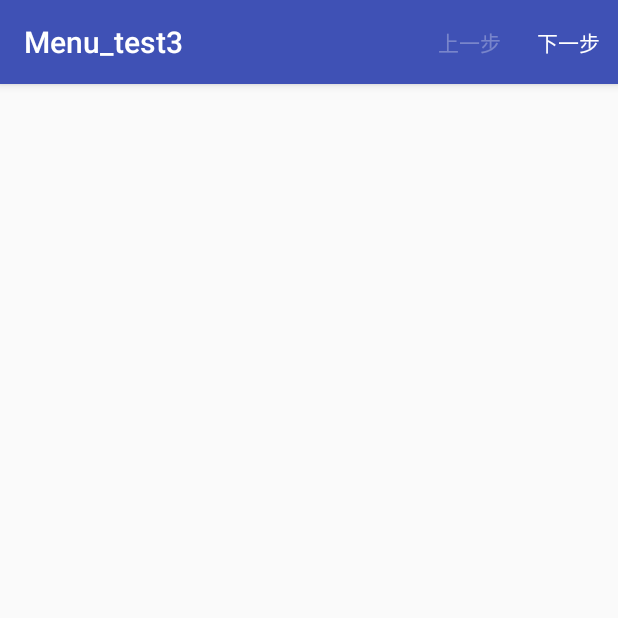
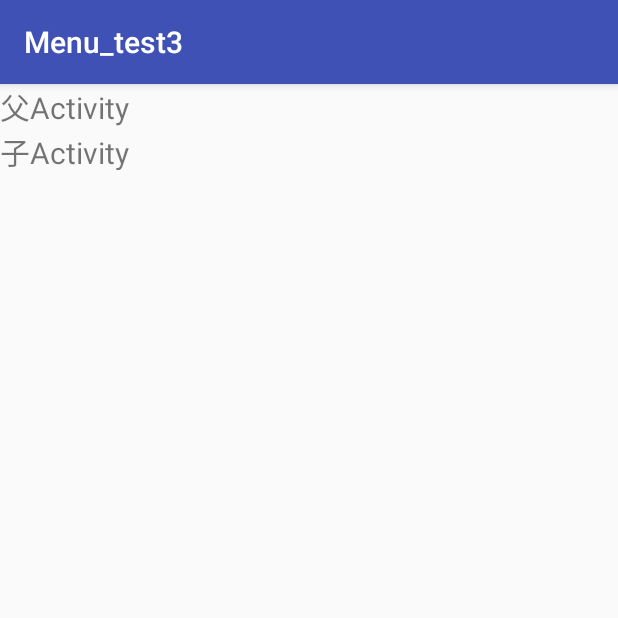
Before and after one commit to LiYanan2/Menu_test3, an Android app: the screen it shows after launch (MainActivity), on a phone screen of 412 x 824 dp, the top half of it. Run offline under Robolectric (Android 15) with nearby library versions, the phone set to English and light mode, and no system bars.

Commit message:
公有父类构建选项菜单

```diff
--- a/app/src/main/AndroidManifest.xml
+++ b/app/src/main/AndroidManifest.xml
@@ -16,6 +16,8 @@
                 <category android:name="android.intent.category.LAUNCHER" />
             </intent-filter>
         </activity>
+        <activity android:name=".ParentActivity" />
+        <activity android:name=".ChildActivity"></activity>
     </application>
 
 </manifest>
--- a/app/src/main/java/xyz/liyanan/menu_test3/MainActivity.java
+++ b/app/src/main/java/xyz/liyanan/menu_test3/MainActivity.java
@@ -1,11 +1,13 @@
 package xyz.liyanan.menu_test3;
 
+import android.content.Intent;
 import android.support.annotation.Nullable;
 import android.support.v7.app.AppCompatActivity;
 import android.os.Bundle;
 import android.view.Menu;
 import android.view.MenuInflater;
 import android.view.MenuItem;
+import android.view.View;
 
 public class MainActivity extends AppCompatActivity {
 
@@ -14,6 +16,16 @@ public class MainActivity extends AppCompatActivity {
         super.onCreate(savedInstanceState);
         setContentView(R.layout.activity_main);
     }
+    public void toParentActivity(View view){
+        Intent intent = new Intent(this,ParentActivity.class);
+        startActivity(intent);
+    }
+    public void toChildActivity(View view){
+        Intent intent = new Intent(this,ChildActivity.class);
+        startActivity(intent);
+    }
+
+
     //普通菜单
 //    @Override
 //    public boolean onCreateOptionsMenu(Menu menu) {
@@ -70,39 +82,40 @@ public class MainActivity extends AppCompatActivity {
 //    }
 
     //上一步下一步的实现在运行时修改选项菜单
-    private boolean isShowNext = true;//当前是否显示【下一步】
+//    private boolean isShowNext = true;//当前是否显示【下一步】
+//
+//    @Override
+//    public boolean onCreateOptionsMenu(Menu menu){
+//        getMenuInflater().inflate(R.menu.modify,menu);
+//        return true;
+//    }
+//
+//    @Override
+//    public boolean onPrepareOptionsMenu(Menu menu){
+//        if(isShowNext){//根据标识判断当前应该启用哪一个菜单
+//            menu.findItem(R.id.latter).setEnabled(true);
+//            menu.findItem(R.id.former).setEnabled(false);
+//        }else {
+//            menu.findItem(R.id.former).setEnabled(true);
+//            menu.findItem(R.id.latter).setEnabled(false);
+//        }
+//        return true;
+//    }
+//
+//    @Override
+//    public boolean onOptionsItemSelected(MenuItem item){
+//        switch (item.getItemId()){
+//            case R.id.latter:
+//                isShowNext = false;
+//                invalidateOptionsMenu();//通知系统刷新menu
+//                return true;
+//            case R.id.former:
+//                isShowNext = true;
+//                invalidateOptionsMenu();//通知系统刷新menu
+//                return true;
+//            default:
+//                return super.onOptionsItemSelected(item);
+//        }
+//    }
 
-    @Override
-    public boolean onCreateOptionsMenu(Menu menu){
-        getMenuInflater().inflate(R.menu.modify,menu);
-        return true;
-    }
-
-    @Override
-    public boolean onPrepareOptionsMenu(Menu menu){
-        if(isShowNext){//根据标识判断当前应该启用哪一个菜单
-            menu.findItem(R.id.latter).setEnabled(true);
-            menu.findItem(R.id.former).setEnabled(false);
-        }else {
-            menu.findItem(R.id.former).setEnabled(true);
-            menu.findItem(R.id.latter).setEnabled(false);
-        }
-        return true;
-    }
-
-    @Override
-    public boolean onOptionsItemSelected(MenuItem item){
-        switch (item.getItemId()){
-            case R.id.latter:
-                isShowNext = false;
-                invalidateOptionsMenu();//通知系统刷新menu
-                return true;
-            case R.id.former:
-                isShowNext = true;
-                invalidateOptionsMenu();//通知系统刷新menu
-                return true;
-            default:
-                return super.onOptionsItemSelected(item);
-        }
-    }
 }
--- a/app/src/main/res/layout/activity_main.xml
+++ b/app/src/main/res/layout/activity_main.xml
@@ -6,5 +6,21 @@
     android:layout_height="match_parent"
     tools:context=".MainActivity">
 
+    <TextView
+        android:id="@+id/parentActivity"
+        android:layout_width="wrap_content"
+        android:layout_height="wrap_content"
+        android:onClick="toParentActivity"
+        android:text="父Activity"
+        android:textSize="20sp" />
+
+    <TextView
+        android:id="@+id/childActivity"
+        android:layout_width="wrap_content"
+        android:layout_height="27dp"
+        android:onClick="toChildActivity"
+        android:text="子Activity"
+        android:textSize="20sp"
+        app:layout_constraintTop_toBottomOf="@id/parentActivity" />
 
 </android.support.constraint.ConstraintLayout>
--- /dev/null
+++ b/app/src/main/res/menu/childmenu.xml
@@ -0,0 +1,6 @@
+<?xml version="1.0" encoding="utf-8"?>
+<menu xmlns:android="http://schemas.android.com/apk/res/android">
+    <item
+        android:id="@+id/option_c"
+        android:title="子类菜单项"></item>
+</menu>
--- /dev/null
+++ b/app/src/main/res/menu/parentmenu.xml
@@ -0,0 +1,6 @@
+<?xml version="1.0" encoding="utf-8"?>
+<menu xmlns:android="http://schemas.android.com/apk/res/android">
+    <item
+        android:id="@+id/option_p"
+        android:title="父类菜单项"></item>
+</menu>
```
Also changed, not shown: app/src/main/java/xyz/liyanan/menu_test3/ChildActivity.java (added, +39 -0 lines), app/src/main/java/xyz/liyanan/menu_test3/ParentActivity.java (added, +37 -0 lines), app/src/main/res/layout/activity_child.xml (added, +15 -0 lines), app/src/main/res/layout/activity_parent.xml (added, +14 -0 lines).
